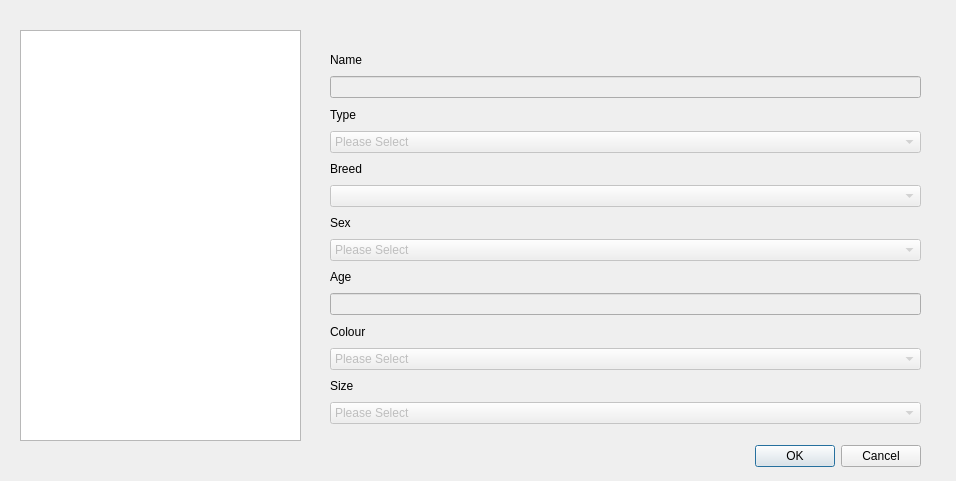
The window that guitest/viewanimals.ui (cameronhawtin/Animal-Farm-cuACS) describes before a commit, drawn with Qt 5.
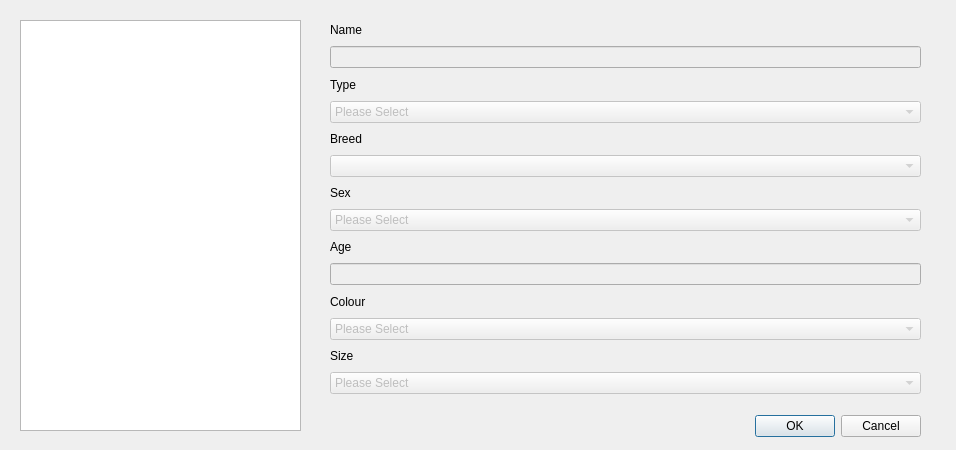
The same window after the commit.

Commit message: -removed menubar in login -added enter key functionality to login -changed login screen design -changed error popup for incorrect login

```diff
--- a/guitest/viewanimals.ui
+++ b/guitest/viewanimals.ui
@@ -7,7 +7,7 @@
     <x>0</x>
     <y>0</y>
     <width>956</width>
-    <height>481</height>
+    <height>450</height>
    </rect>
   </property>
   <property name="windowTitle">
@@ -17,7 +17,7 @@
    <property name="geometry">
     <rect>
      <x>20</x>
-     <y>30</y>
+     <y>20</y>
      <width>281</width>
      <height>411</height>
     </rect>
@@ -27,7 +27,7 @@
    <property name="geometry">
     <rect>
      <x>580</x>
-     <y>440</y>
+     <y>410</y>
      <width>341</width>
      <height>32</height>
     </rect>
@@ -43,7 +43,7 @@
    <property name="geometry">
     <rect>
      <x>330</x>
-     <y>50</y>
+     <y>20</y>
      <width>591</width>
      <height>374</height>
     </rect>
```
The commit also changes 2 other files.
